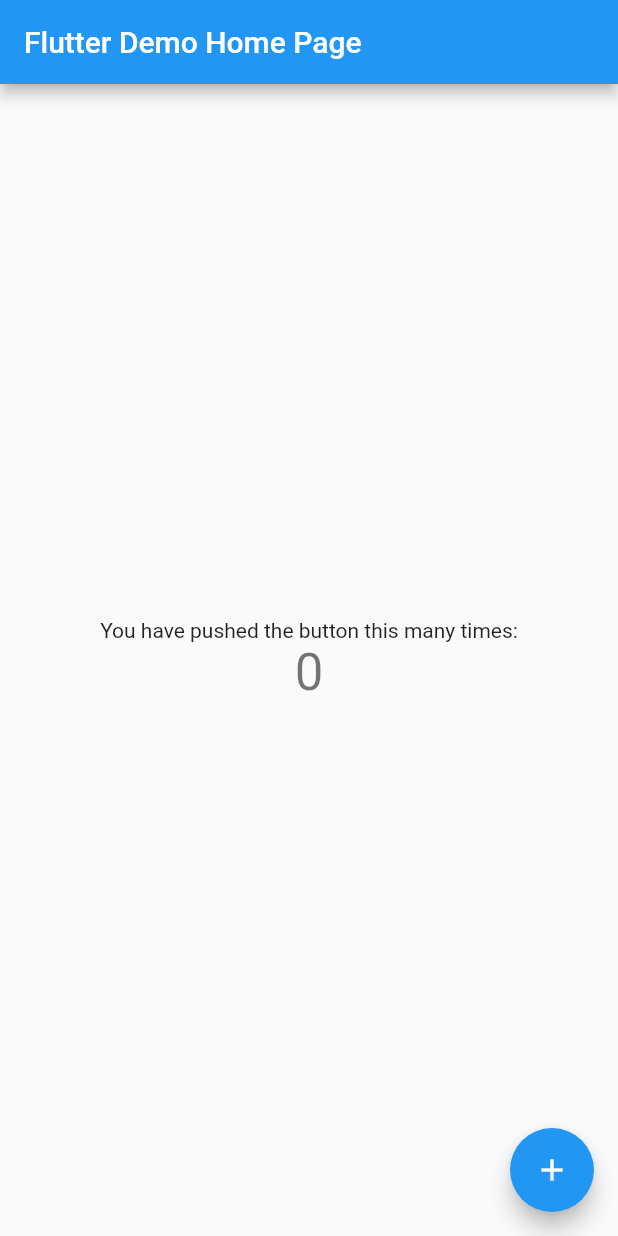
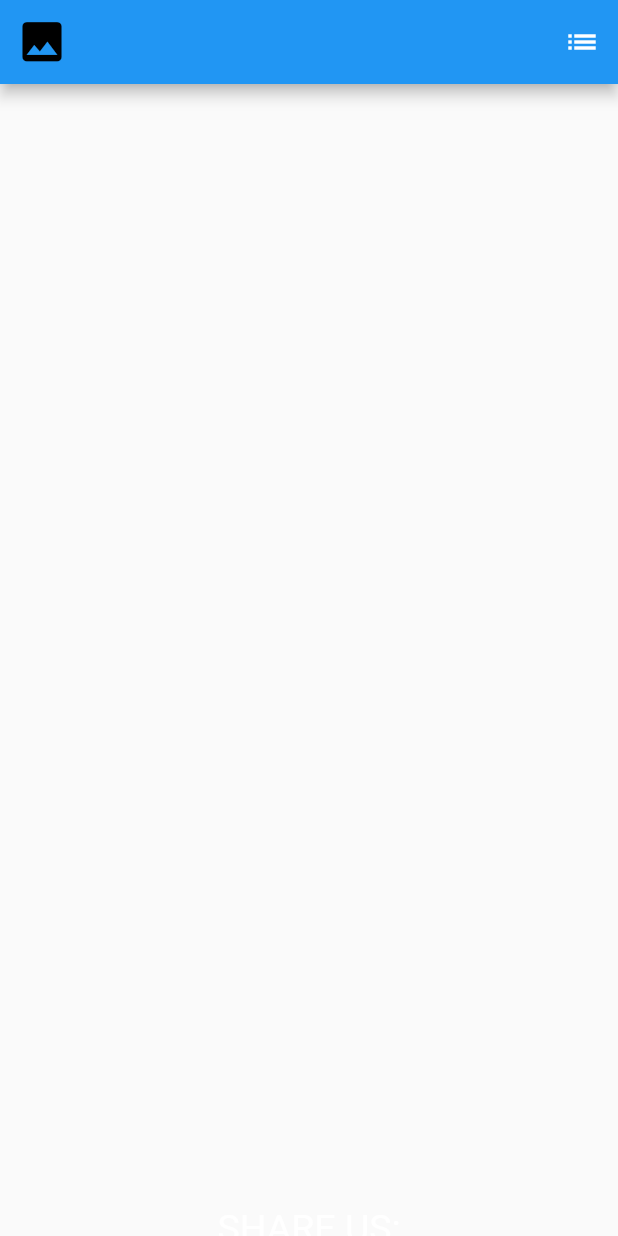
Before and after one commit to kashyapamipara/t4t, a Flutter app: the screen it shows after launch, on a phone screen of 412 x 824 dp. Run offline on Flutter 3.47's test engine with Material 2 defaults, Android fonts, the phone set to English and light mode, and no system bars.

Commit message:
drawer done

```diff
--- a/lib/main.dart
+++ b/lib/main.dart
@@ -1,4 +1,5 @@
 import 'package:flutter/material.dart';
+import 'package:t4t/screens/home_screen.dart';
 
 void main() {
   runApp(const MyApp());
@@ -24,7 +25,7 @@ class MyApp extends StatelessWidget {
         // is not restarted.
         primarySwatch: Colors.blue,
       ),
-      home: const MyHomePage(title: 'Flutter Demo Home Page'),
+      home:  HomeScreen(),
     );
   }
 }
--- /dev/null
+++ b/lib/screens/home_screen.dart
@@ -0,0 +1,81 @@
+import 'package:flutter/material.dart';
+
+class HomeScreen extends StatefulWidget {
+  @override
+  _HomeScreenState createState() => _HomeScreenState();
+}
+
+class _HomeScreenState extends State<HomeScreen> {
+  final GlobalKey<ScaffoldState> _scaffoldKey = new GlobalKey<ScaffoldState>();
+  @override
+  Widget build(BuildContext context) {
+    return Scaffold(
+      appBar: AppBar(
+        backgroundColor: Colors.blue,
+        leading: Icon(
+          Icons.image,
+          color: Colors.black,
+          size: 35,
+        ),
+        actions: [
+          Builder(
+            builder: (context) => IconButton(
+              icon: Icon(Icons.list),
+              onPressed: () => Scaffold.of(context).openEndDrawer(),
+              tooltip: MaterialLocalizations.of(context).openAppDrawerTooltip,
+            ),
+          ),
+        ],
+      ),
+      endDrawer: Drawer(
+
+        elevation: 10.0,
+        child: ListView(
+          children: <Widget>[
+            //Here you place your menu items
+            ListTile(
+              leading: Icon(Icons.home),
+              title: Text('Home Page', style: TextStyle(fontSize: 18)),
+              onTap: () {
+                // Here you can give your route to navigate
+
+              },
+            ),
+
+            ListTile(
+              leading: Icon(Icons.settings),
+              title: Text('Settings', style: TextStyle(fontSize: 18)),
+              onTap: () {
+                // Here you can give your route to navigate
+
+              },
+            ),
+            ListTile(
+              leading: Icon(Icons.close),
+              title: Text('Close Drawer', style: TextStyle(fontSize: 18)),
+              onTap: () {
+                // Here you can give your route to navigate
+                Navigator.of(context).pop();
+              },
+            ),
+          ],
+        ),
+      ),
+
+      bottomNavigationBar: Container(
+        height: 20,
+        child: Center(
+          child: Row(
+            mainAxisAlignment: MainAxisAlignment.center,
+            children: [
+              Text(
+                'SHARE US:',
+                style: TextStyle(color: Colors.white, fontSize: 25),
+              )
+            ],
+          ),
+        ),
+      ),
+    );
+  }
+}
```
